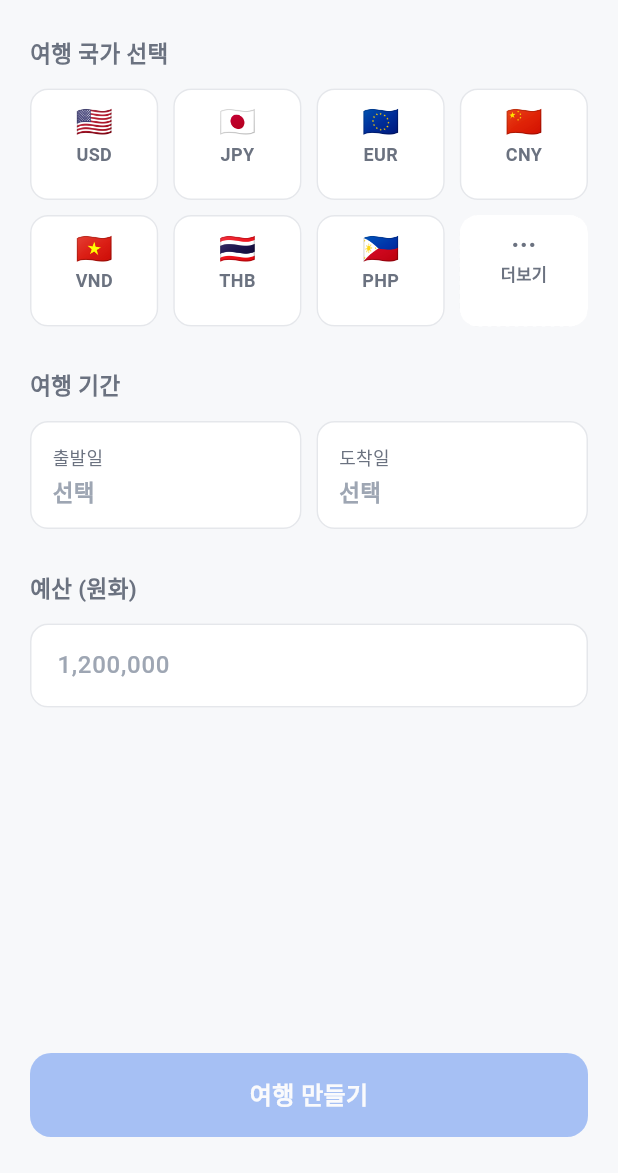
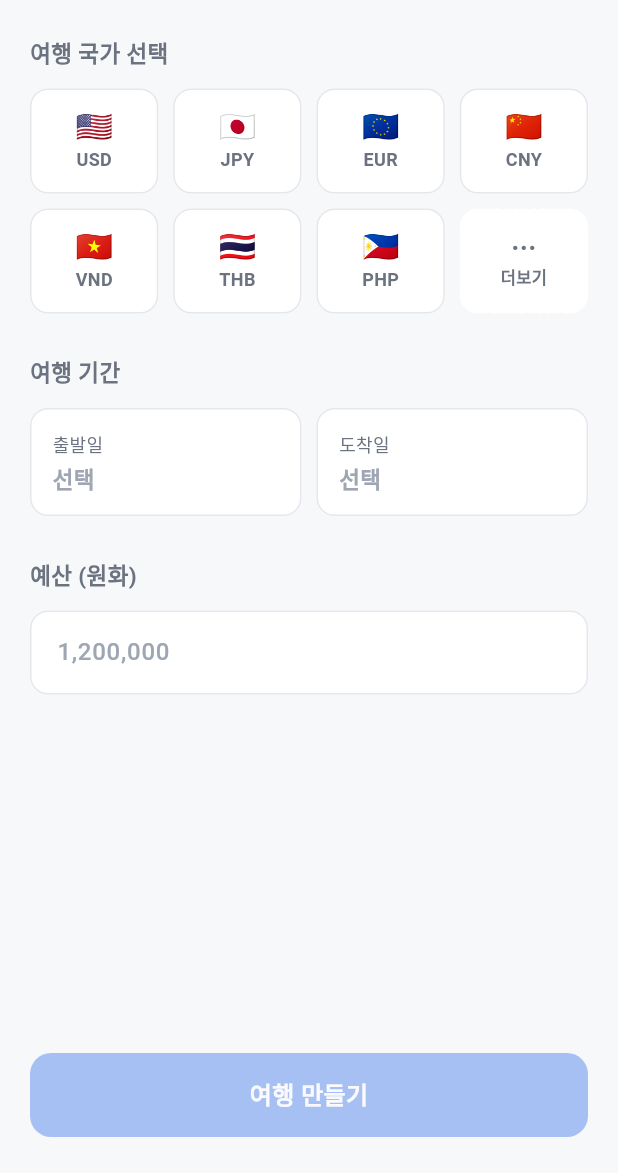
Before and after one commit to donghaha03/mytrip, a Flutter app: the screen it shows after launch, after a tap on an icon or button, on a phone screen of 412 x 824 dp, the part 63-1236 px from its top. Run offline on Flutter 3.47's test engine with Material 3 defaults, Android fonts, the phone set to English and light mode, and no system bars.

Commit message:
넓은 화면에서 레이아웃 뭉개지는 문제 수정
데스크톱 브라우저(1290px)로 열면 GridView 가 가로를 꽉 채우면서 국가 칩이
300x260 짜리 거대한 정사각형이 되고, 국기가 칸 위쪽에 붕 떠 있었다.

- main.dart: MaterialApp.builder 에서 본문을 kPhoneWidth(440) 로 묶고 가운데
  정렬. 시트/스낵바/툴팁 오버레이도 builder 안쪽이라 같이 묶인다.
- 국가 그리드: childAspectRatio -> mainAxisExtent(kCountryChipHeight=70).
  비율로 잡으면 폭이 커질 때 높이가 따라 커지므로 px 로 고정.
- CountryChip / MoreCountryChip: 칸 안에서 세로 가운데 정렬.
- app_colors: 폰 폭 바깥 여백 색 frame 추가.

1290x1000 에서 본문 폭과 칸 높이를 테스트로 고정.

```diff
--- a/lib/main.dart
+++ b/lib/main.dart
@@ -3,6 +3,7 @@ import 'package:flutter/material.dart';
 import 'data/trip_store.dart';
 import 'screens/empty_home_screen.dart';
 import 'screens/trip_list_screen.dart';
+import 'theme/app_colors.dart';
 import 'theme/app_theme.dart';
 
 void main() {
@@ -22,10 +23,25 @@ class TripApp extends StatelessWidget {
       title: '여행 장부',
       debugShowCheckedModeBanner: false,
       theme: buildAppTheme(),
+      // 폰 기준으로 짠 레이아웃이라 데스크톱/태블릿 폭에서 그냥 늘리면
+      // 그리드 칸이 거대한 정사각형으로 벌어진다. 폰 폭으로 묶어서 가운데 세운다.
+      // 시트·스낵바·툴팁 오버레이도 builder 안쪽이라 같이 묶인다.
+      builder: (context, child) => ColoredBox(
+        color: AppColors.frame,
+        child: Center(
+          child: ConstrainedBox(
+            constraints: const BoxConstraints(maxWidth: kPhoneWidth),
+            child: child,
+          ),
+        ),
+      ),
       home: const HomeRouter(),
     );
   }
 }
+
+/// 이 폭을 넘어가면 더 늘리지 않는다. 일반적인 폰 가로폭(≤430) 기준.
+const kPhoneWidth = 440.0;
 
 /// 여행이 없으면 00 첫 화면, 있으면 01 여행 리스트.
 class HomeRouter extends StatelessWidget {
--- a/lib/screens/add_trip_screen.dart
+++ b/lib/screens/add_trip_screen.dart
@@ -162,14 +162,18 @@ class _AddTripScreenState extends State<AddTripScreen> {
       ),
     ];
 
-    return GridView.count(
-      crossAxisCount: 4,
+    return GridView.builder(
       shrinkWrap: true,
       physics: const NeverScrollableScrollPhysics(),
-      mainAxisSpacing: 10,
-      crossAxisSpacing: 10,
-      childAspectRatio: 1.15,
-      children: cells,
+      padding: EdgeInsets.zero,
+      itemCount: cells.length,
+      gridDelegate: const SliverGridDelegateWithFixedCrossAxisCount(
+        crossAxisCount: 4,
+        mainAxisSpacing: 10,
+        crossAxisSpacing: 10,
+        mainAxisExtent: kCountryChipHeight,
+      ),
+      itemBuilder: (_, i) => cells[i],
     );
   }
 
--- a/lib/theme/app_colors.dart
+++ b/lib/theme/app_colors.dart
@@ -6,6 +6,9 @@ class AppColors {
 
   static const bg = Color(0xFFF7F8FA);
   static const white = Color(0xFFFFFFFF);
+
+  /// 데스크톱 폭에서 폰 화면 바깥에 깔리는 여백 색
+  static const frame = Color(0xFFE7EAF0);
 
   static const primary = Color(0xFF2F6FED);
   static const primarySoft = Color(0xFFEAF0FD); // 칩/배지 배경
--- a/lib/widgets/country_chip.dart
+++ b/lib/widgets/country_chip.dart
@@ -3,6 +3,10 @@ import 'package:flutter/material.dart';
 import '../models/country.dart';
 import '../theme/app_colors.dart';
 import 'dashed_border.dart';
+
+/// 국가 그리드 한 칸의 높이. 비율(childAspectRatio) 로 잡으면 화면이 넓어질수록
+/// 칸이 같이 커져서 국기가 허공에 뜨기 때문에 px 로 고정한다.
+const kCountryChipHeight = 70.0;
 
 /// 국기 + 통화코드가 세로로 쌓인 선택 칩.
 class CountryChip extends StatelessWidget {
@@ -41,9 +45,10 @@ class CountryChip extends StatelessWidget {
           ),
           child: Column(
             mainAxisSize: MainAxisSize.min,
+            mainAxisAlignment: MainAxisAlignment.center,
             children: [
               // height 를 고정하지 않으면 이모지 폰트 메트릭 때문에
-              // 그리드 칸(childAspectRatio 1.15)을 살짝 넘겨서 overflow 가 난다.
+              // 칸 높이를 살짝 넘겨서 overflow 가 난다.
               Text(country.flag,
                   style: TextStyle(
                     fontSize: compact ? 18 : 20,
@@ -98,6 +103,7 @@ class MoreCountryChip extends StatelessWidget {
             padding: const EdgeInsets.symmetric(vertical: 10, horizontal: 8),
             child: Column(
               mainAxisSize: MainAxisSize.min,
+              mainAxisAlignment: MainAxisAlignment.center,
               children: [
                 Text(
                   picked?.flag ?? '···',
```
Also changed, not shown: lib/widgets/sheets.dart (+12 -7 lines), 1 other file.
